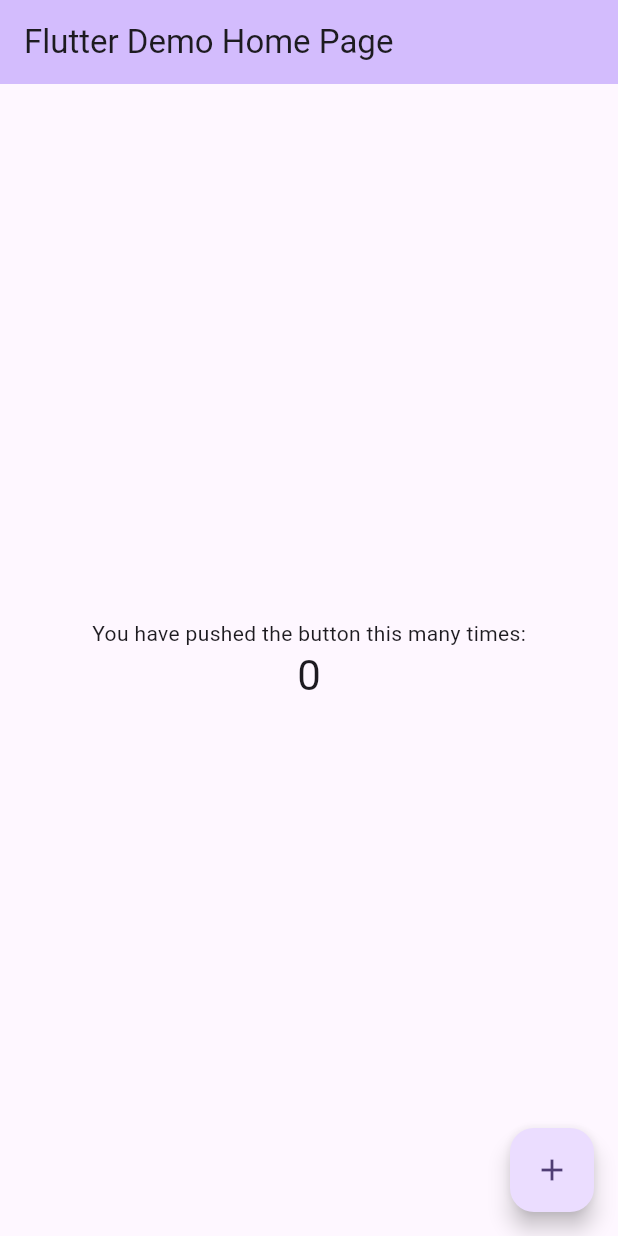
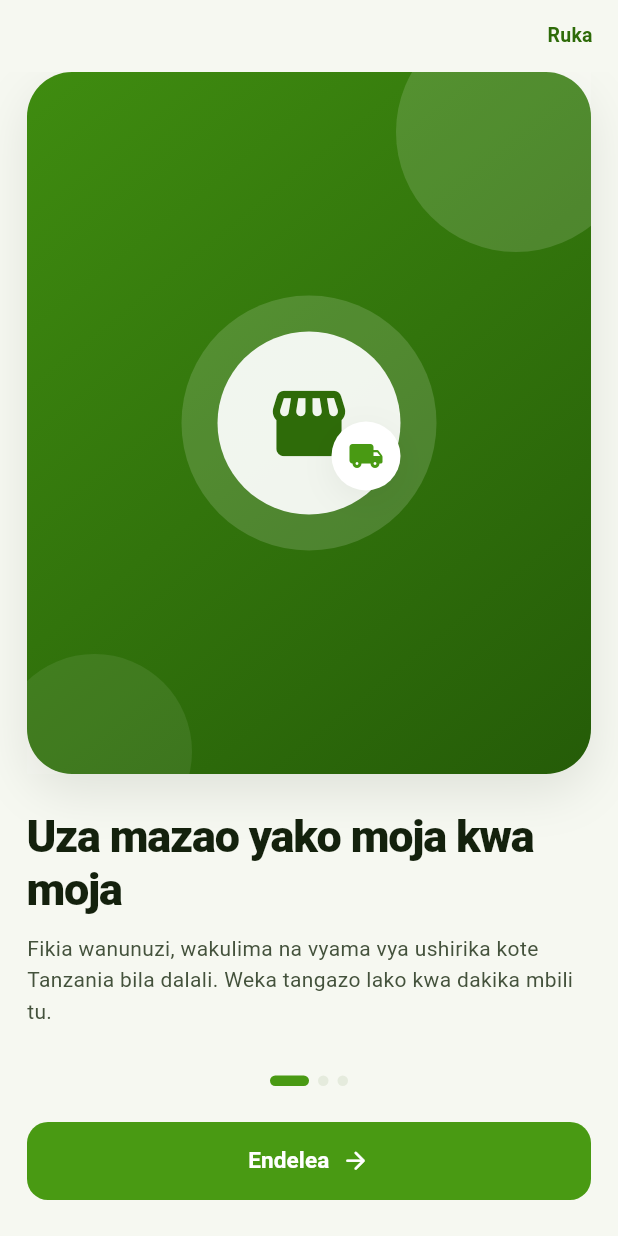
Before and after one commit to APKnation/mkulima, a Flutter app: the screen it shows after launch, on a phone screen of 412 x 824 dp. Run offline on Flutter 3.47's test engine with Material 3 defaults, Android fonts, the phone set to English and light mode, and no system bars; our stand-ins replace material_ui; statements that could not run were skipped.

Commit message:
commited pages

```diff
--- /dev/null
+++ b/lib/app.dart
@@ -0,0 +1,75 @@
+import 'dart:async';
+
+import 'package:material_ui/material_ui.dart';
+
+import 'core/state/app_state.dart';
+import 'core/theme/app_theme.dart';
+import 'features/auth/login_screen.dart';
+import 'features/onboarding/onboarding_screen.dart';
+import 'features/shell/main_shell.dart';
+import 'features/splash/splash_screen.dart';
+
+/// Application root: owns [AppState] and routes between the three top-level
+/// states — launch, onboarding and the signed-in shell.
+class MkulimaApp extends StatefulWidget {
+  const MkulimaApp({super.key, this.state});
+
+  /// Injectable for tests and previews.
+  final AppState? state;
+
+  @override
+  State<MkulimaApp> createState() => _MkulimaAppState();
+}
+
+class _MkulimaAppState extends State<MkulimaApp> {
+  late final AppState _state = widget.state ?? AppState();
+
+  @override
+  Widget build(BuildContext context) {
+    return AppScope(
+      state: _state,
+      child: MaterialApp(
+        title: 'Mkulima',
+        debugShowCheckedModeBanner: false,
+        theme: buildAppTheme(),
+        home: const _RootGate(),
+      ),
+    );
+  }
+}
+
+class _RootGate extends StatefulWidget {
+  const _RootGate();
+
+  @override
+  State<_RootGate> createState() => _RootGateState();
+}
+
+class _RootGateState extends State<_RootGate> {
+  Timer? _timer;
+  bool _ready = false;
+
+  @override
+  void initState() {
+    super.initState();
+    _timer = Timer(const Duration(milliseconds: 1900), () {
+      if (mounted) setState(() => _ready = true);
+    });
+  }
+
+  @override
+  void dispose() {
+    _timer?.cancel();
+    super.dispose();
+  }
+
+  @override
+  Widget build(BuildContext context) {
+    if (!_ready) return const SplashScreen();
+
+    final state = AppScope.of(context);
+    if (!state.onboarded) return const OnboardingScreen();
+    if (!state.signedIn) return const LoginScreen();
+    return const MainShell();
+  }
+}
--- /dev/null
+++ b/lib/features/onboarding/onboarding_screen.dart
@@ -0,0 +1,253 @@
+import 'package:material_ui/material_ui.dart';
+
+import '../../core/state/app_state.dart';
+import '../../core/theme/app_theme.dart';
+import '../../core/widgets/mk_button.dart';
+
+class _Slide {
+  const _Slide({
+    required this.icon,
+    required this.secondaryIcon,
+    required this.gradient,
+    required this.title,
+    required this.body,
+  });
+
+  final IconData icon;
+  final IconData secondaryIcon;
+  final Gradient gradient;
+  final String title;
+  final String body;
+}
+
+const _slides = [
+  _Slide(
+    icon: Icons.storefront_rounded,
+    secondaryIcon: Icons.local_shipping_rounded,
+    gradient: AppColors.heroGradient,
+    title: 'Uza mazao yako moja kwa moja',
+    body:
+        'Fikia wanunuzi, wakulima na vyama vya ushirika kote Tanzania bila dalali. '
+        'Weka tangazo lako kwa dakika mbili tu.',
+  ),
+  _Slide(
+    icon: Icons.trending_up_rounded,
+    secondaryIcon: Icons.insights_rounded,
+    gradient: AppColors.goldGradient,
+    title: 'Fahamu bei za soko kwa wakati',
+    body:
+        'Bei za mahindi, nyanya, mifugo na zaidi kutoka masoko mbalimbali, '
+        'pamoja na mwenendo wa bei na vyanzo vilivyothibitishwa.',
+  ),
+  _Slide(
+    icon: Icons.menu_book_rounded,
+    secondaryIcon: Icons.cloud_off_rounded,
+    gradient: AppColors.turquoiseGradient,
+    title: 'Jifunze kilimo bora kila siku',
+    body:
+        'Miongozo ya hatua kwa hatua, ushauri wa wataalamu na jamii ya wakulima '
+        '— inapatikana hata bila mtandao.',
+  ),
+];
+
+class OnboardingScreen extends StatefulWidget {
+  const OnboardingScreen({super.key});
+
+  @override
+  State<OnboardingScreen> createState() => _OnboardingScreenState();
+}
+
+class _OnboardingScreenState extends State<OnboardingScreen> {
+  final _controller = PageController();
+  int _index = 0;
+
+  @override
+  void dispose() {
+    _controller.dispose();
+    super.dispose();
+  }
+
+  void _next() {
+    if (_index == _slides.length - 1) {
+      AppScope.read(context).completeOnboarding();
+    } else {
+      _controller.nextPage(
+        duration: const Duration(milliseconds: 320),
+        curve: Curves.easeOutCubic,
+      );
+    }
+  }
+
+  @override
+  Widget build(BuildContext context) {
+    final isLast = _index == _slides.length - 1;
+    return Scaffold(
+      body: SafeArea(
+        child: Column(
+          children: [
+            Align(
+              alignment: Alignment.centerRight,
+              child: TextButton(
+                onPressed: () {
+                  AppScope.read(context).completeOnboarding();
+                },
+                child: const Text('Ruka'),
+              ),
+            ),
+            Expanded(
+              child: PageView.builder(
+                controller: _controller,
+                itemCount: _slides.length,
+                onPageChanged: (value) => setState(() => _index = value),
+                itemBuilder: (context, index) => _SlideView(slide: _slides[index]),
+              ),
+            ),
+            Padding(
+              padding: const EdgeInsets.fromLTRB(
+                AppSpacing.page,
+                AppSpacing.sm,
+                AppSpacing.page,
+                AppSpacing.xxl,
+              ),
+              child: Column(
+                children: [
+                  Row(
+                    mainAxisAlignment: MainAxisAlignment.center,
+                    children: [
+                      for (var i = 0; i < _slides.length; i++)
+                        AnimatedContainer(
+                          duration: const Duration(milliseconds: 250),
+                          margin: const EdgeInsets.symmetric(horizontal: 3),
+                          height: 7,
+                          width: i == _index ? 26 : 7,
+                          decoration: BoxDecoration(
+                            color: i == _index
+                                ? AppColors.primary
+                                : AppColors.line,
+                            borderRadius: BorderRadius.circular(AppRadius.pill),
+                          ),
+                        ),
+                    ],
+                  ),
+                  const SizedBox(height: AppSpacing.xxl),
+                  MkButton(
+                    label: isLast ? 'Anza sasa' : 'Endelea',
+                    trailingIcon: Icons.arrow_forward_rounded,
+                    onPressed: _next,
+                  ),
+                ],
+              ),
+            ),
+          ],
+        ),
+      ),
+    );
+  }
+}
+
+class _SlideView extends StatelessWidget {
+  const _SlideView({required this.slide});
+
+  final _Slide slide;
+
+  @override
+  Widget build(BuildContext context) {
+    return Padding(
+      padding: const EdgeInsets.symmetric(horizontal: AppSpacing.page),
+      child: Column(
+        crossAxisAlignment: CrossAxisAlignment.start,
+        children: [
+          Expanded(
+            flex: 5,
+            child: Container(
+              margin: const EdgeInsets.only(bottom: AppSpacing.xxl),
+              decoration: BoxDecoration(
+                gradient: slide.gradient,
+                borderRadius: BorderRadius.circular(AppRadius.xxl),
+                boxShadow: AppShadows.floating,
+              ),
+              child: Stack(
+                children: [
+                  Positioned(
+                    top: -40,
+                    right: -30,
+                    child: Container(
+                      width: 160,
+                      height: 160,
+                      decoration: BoxDecoration(
+                        shape: BoxShape.circle,
+                        color: Colors.white.withValues(alpha: 0.14),
+                      ),
+                    ),
+                  ),
+                  Positioned(
+                    bottom: -50,
+                    left: -20,
+                    child: Container(
+                      width: 130,
+                      height: 130,
+                      decoration: BoxDecoration(
+                        shape: BoxShape.circle,
+                        color: Colors.white.withValues(alpha: 0.08),
+                      ),
+                    ),
+                  ),
+                  Center(
+                    child: Stack(
+                      alignment: Alignment.center,
+                      children: [
+                        Container(
+                          width: 170,
+                          height: 170,
+                          decoration: BoxDecoration(
+                            shape: BoxShape.circle,
+                            color: Colors.white.withValues(alpha: 0.15),
+                          ),
+                        ),
+                        Container(
+                          width: 122,
+                          height: 122,
+                          decoration: BoxDecoration(
+                            shape: BoxShape.circle,
+                            color: Colors.white.withValues(alpha: 0.92),
+                          ),
+                          child: Icon(
+                            slide.icon,
+                            size: 58,
+                            color: AppColors.primaryDark,
+                          ),
+                        ),
+                        Positioned(
+                          bottom: 40,
+                          right: 24,
+                          child: Container(
+                            width: 46,
+                            height: 46,
+                            decoration: const BoxDecoration(
+                              shape: BoxShape.circle,
+                              color: AppColors.surface,
+                              boxShadow: AppShadows.card,
+                            ),
+                            child: Icon(
+                              slide.secondaryIcon,
+                              size: 24,
+                              color: AppColors.primary,
+                            ),
+                          ),
+                        ),
+                      ],
+                    ),
+                  ),
+                ],
+              ),
+            ),
+          ),
+          Text(slide.title, style: AppText.display),
+          const SizedBox(height: AppSpacing.md),
+          Text(slide.body, style: AppText.body),
+          const SizedBox(height: AppSpacing.xxl),
+        ],
+      ),
+    );
+  }
+}
--- a/lib/main.dart
+++ b/lib/main.dart
@@ -1,122 +1,7 @@
 import 'package:material_ui/material_ui.dart';
 
+import 'app.dart';
+
 void main() {
-  runApp(const MyApp());
+  runApp(const MkulimaApp());
 }
-
-class MyApp extends StatelessWidget {
-  const MyApp({super.key});
-
-  // This widget is the root of your application.
-  @override
-  Widget build(BuildContext context) {
-    return MaterialApp(
-      title: 'Flutter Demo',
-      theme: ThemeData(
-        // This is the theme of your application.
-        //
-        // TRY THIS: Try running your application with "flutter run". You'll see
-        // the application has a purple toolbar. Then, without quitting the app,
-        // try changing the seedColor in the colorScheme below to Colors.green
-        // and then invoke "hot reload" (save your changes or press the "hot
-        // reload" button in a Flutter-supported IDE, or press "r" if you used
-        // the command line to start the app).
-        //
-        // Notice that the counter didn't reset back to zero; the application
-        // state is not lost during the reload. To reset the state, use hot
-        // restart instead.
-        //
-        // This works for code too, not just values: Most code changes can be
-        // tested with just a hot reload.
-        colorScheme: .fromSeed(seedColor: Colors.deepPurple),
-      ),
-      home: const MyHomePage(title: 'Flutter Demo Home Page'),
-    );
-  }
-}
-
-class MyHomePage extends StatefulWidget {
-  const MyHomePage({super.key, required this.title});
-
-  // This widget is the home page of your application. It is stateful, meaning
-  // that it has a State object (defined below) that contains fields that affect
-  // how it looks.
-
-  // This class is the configuration for the state. It holds the values (in this
-  // case the title) provided by the parent (in this case the App widget) and
-  // used by the build method of the State. Fields in a Widget subclass are
-  // always marked "final".
-
-  final String title;
-
-  @override
-  State<MyHomePage> createState() => _MyHomePageState();
-}
-
-class _MyHomePageState extends State<MyHomePage> {
-  int _counter = 0;
-
-  void _incrementCounter() {
-    setState(() {
-      // This call to setState tells the Flutter framework that something has
-      // changed in this State, which causes it to rerun the build method below
-      // so that the display can reflect the updated values. If we changed
-      // _counter without calling setState(), then the build method would not be
-      // called again, and so nothing would appear to happen.
-      _counter++;
-    });
-  }
-
-  @override
-  Widget build(BuildContext context) {
-    // This method is rerun every time setState is called, for instance as done
-    // by the _incrementCounter method above.
-    //
-    // The Flutter framework has been optimized to make rerunning build methods
-    // fast, so that you can just rebuild anything that needs updating rather
-    // than having to individually change instances of widgets.
-    return Scaffold(
-      appBar: AppBar(
-        // TRY THIS: Try changing the color here to a specific color (to
-        // Colors.amber, perhaps?) and trigger a hot reload to see the AppBar
-        // change color while the other colors stay the same.
-        backgroundColor: Theme.of(context).colorScheme.inversePrimary,
-        // Here we take the value from the MyHomePage object that was created by
-        // the App.build method, and use it to set our appbar title.
-        title: Text(widget.title),
-      ),
-      body: Center(
-        // Center is a layout widget. It takes a single child and positions it
-        // in the middle of the parent.
-        child: Column(
-          // Column is also a layout widget. It takes a list of children and
-          // arranges them vertically. By default, it sizes itself to fit its
-          // children horizontally, and tries to be as tall as its parent.
-          //
-          // Column has various properties to control how it sizes itself and
-          // how it positions its children. Here we use mainAxisAlignment to
-          // center the children vertically; the main axis here is the vertical
-          // axis because Columns are vertical (the cross axis would be
-          // horizontal).
-          //
-          // TRY THIS: Invoke "debug painting" (choose the "Toggle Debug Paint"
-          // action in the IDE, or press "p" in the console), to see the
-          // wireframe for each widget.
-          mainAxisAlignment: .center,
-          children: [
-            const Text('You have pushed the button this many times:'),
-            Text(
-              '$_counter',
-              style: Theme.of(context).textTheme.headlineMedium,
-            ),
-          ],
-        ),
-      ),
-      floatingActionButton: FloatingActionButton(
-        onPressed: _incrementCounter,
-        tooltip: 'Increment',
-        child: const Icon(Icons.add),
-      ),
-    );
-  }
-}
```
Also changed, not shown: lib/features/splash/splash_screen.dart (added, +117 -0 lines).
